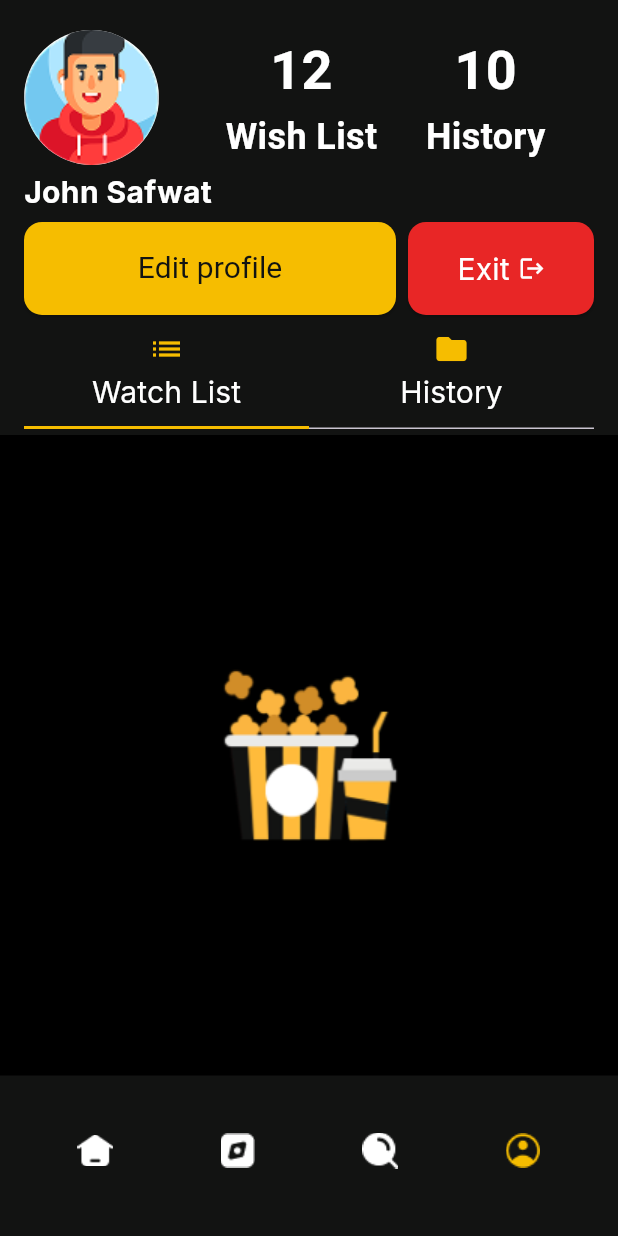
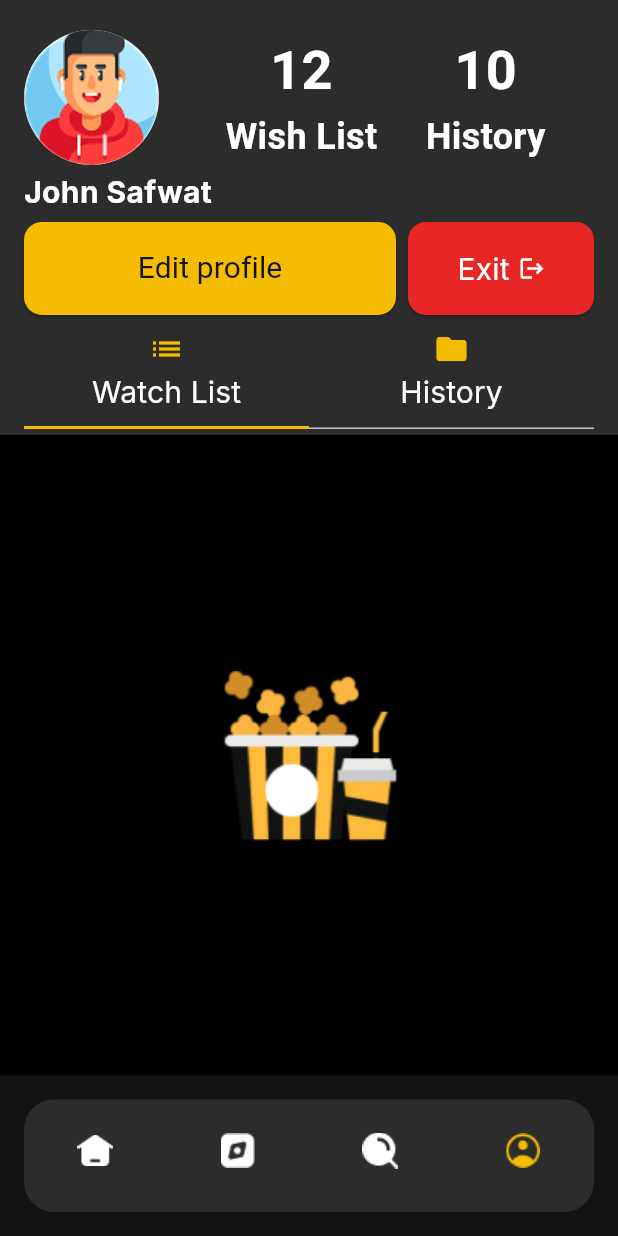
Before and after one commit to MohammedEhab0/Movies-Flutter, a Flutter app: the HomeScreen screen opened by its route, item 4 of the bottom bar chosen, on a phone screen of 412 x 824 dp. Run offline on Flutter 3.47's test engine with Material 3 defaults, Android fonts, the phone set to English and light mode, and no system bars; our stand-ins replace carousel_slider, connectivity_plus, dartz, dio, easy_localization, flutter_bloc and 5 more; accounts and stored records are empty.

Commit message:
Merged Develop into MyBranch and resolved conflicts

```diff
--- a/lib/main.dart
+++ b/lib/main.dart
@@ -47,6 +47,7 @@ class MyApp extends StatelessWidget {
         debugShowCheckedModeBanner: false,
         title: 'Movies',
       initialRoute: Register.routeName,
+      home:HomeScreen() ,
       routes: {
         Login.routeName: (context) => Login(),
         Register.routeName: (context) => Register(),
--- a/lib/ui/homescreen/home_screen.dart
+++ b/lib/ui/homescreen/home_screen.dart
@@ -30,7 +30,7 @@ class _HomeScreenState extends State<HomeScreen> {
       body: tabsList[selectedIndex],
       bottomNavigationBar: Container(
         decoration: BoxDecoration(
-          color: AppColors.LightblackColor,
+          color: AppColors.lightBlack,
           borderRadius: BorderRadius.circular(20),
         ),
         margin: EdgeInsets.all(16),
--- a/lib/utils/app_colors.dart
+++ b/lib/utils/app_colors.dart
@@ -14,6 +14,7 @@ class AppColors{
   static const Color whiteColor=Color(0xffffffff);
   static const Color whiteBgColor=Color(0xfff0f0f0);
   static const Color greyColor=Color(0xff7b7b7b);
+  static const Color lightBlack = Color(0xFF2C2C2C);
 
   static const Color transparentColor = Colors.transparent;
 
```
Also changed, not shown: pubspec.lock.
